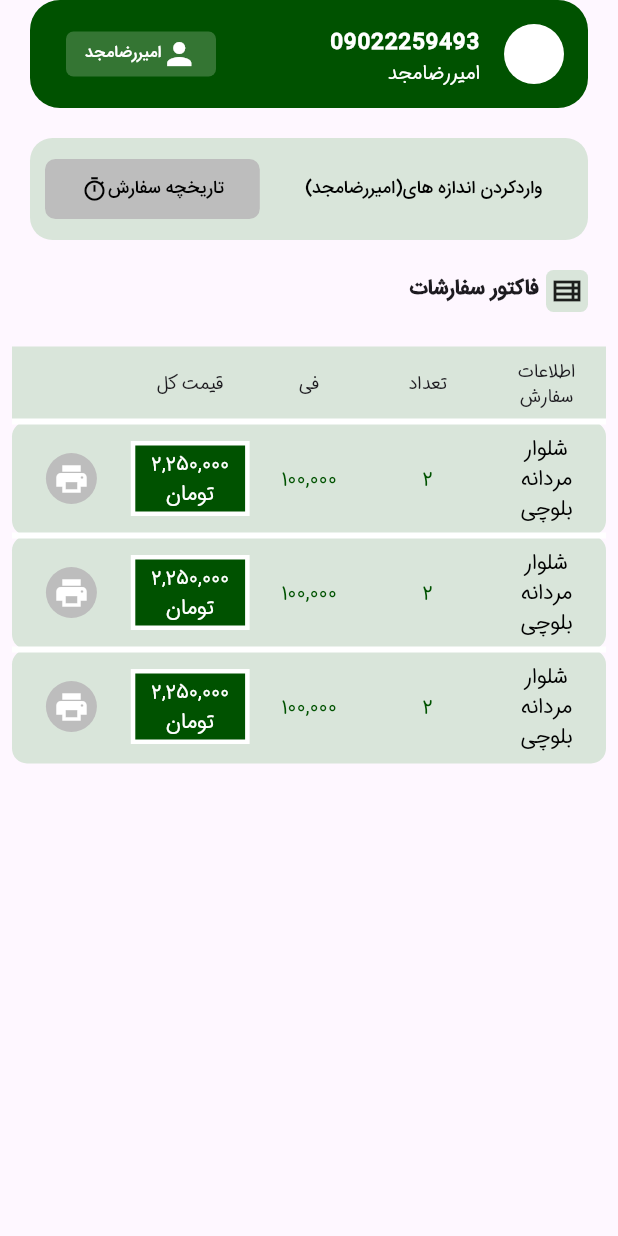
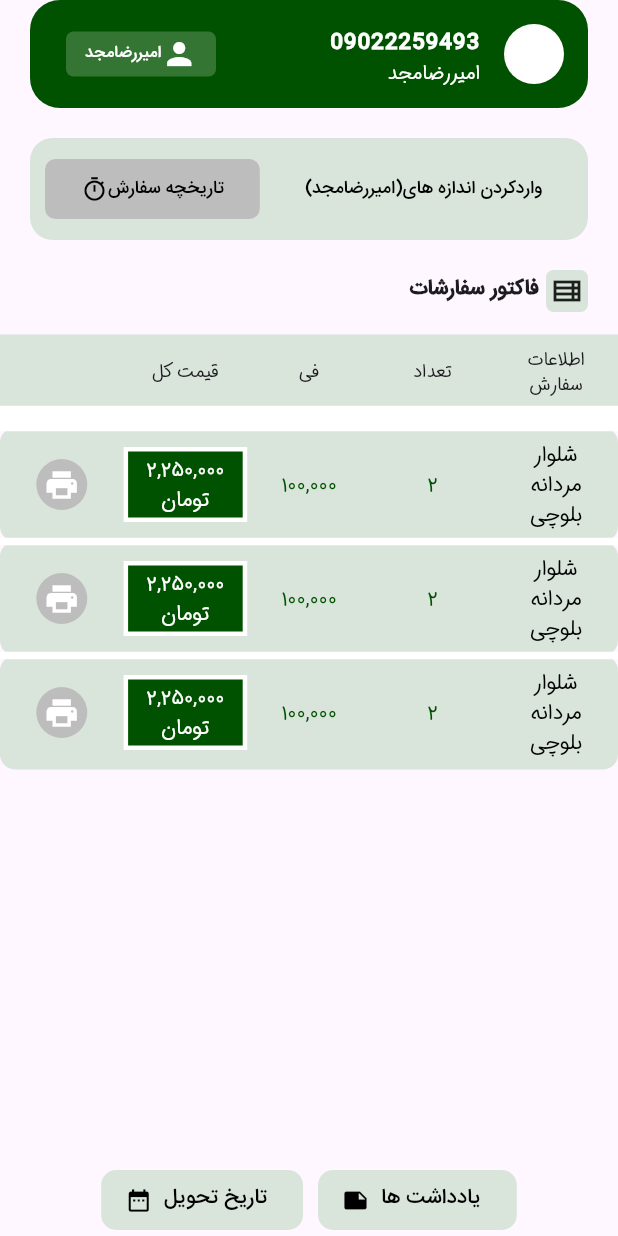
Before and after one commit to AliMotamedi7/shoonz-tailor, a Flutter app: the OrderRegistration screen opened by its route, on a phone screen of 412 x 824 dp. Run offline on Flutter 3.47's test engine with Material 3 defaults, Android fonts, the phone set to English and light mode, and no system bars; our stand-ins replace fl_chart, pinput.

Commit message:
adding two buttons

```diff
--- a/lib/pages/order_registration.dart
+++ b/lib/pages/order_registration.dart
@@ -57,6 +57,47 @@ class _OrderRegistrationState extends State<OrderRegistration> {
             height: 15,
           ),
           const OrderRegistrationTable(),
+          const Spacer(),
+          Row(
+            mainAxisAlignment: MainAxisAlignment.center,
+            children: [
+              ElevatedButton.icon(
+                style: ElevatedButton.styleFrom(
+                    elevation: 0,
+                    backgroundColor: const Color(0xffd9e5da),
+                    shape: RoundedRectangleBorder(
+                        borderRadius: BorderRadius.circular(10))),
+                onPressed: () {},
+                icon: const Icon(
+                  Icons.date_range,
+                  color: Colors.black,
+                ),
+                label: const Text(
+                  "تاریخ تحویل",
+                  style: TextStyle(color: Colors.black),
+                ),
+              ),
+              const SizedBox(
+                width: 10,
+              ),
+              ElevatedButton.icon(
+                style: ElevatedButton.styleFrom(
+                    elevation: 0,
+                    backgroundColor: const Color(0xffd9e5da),
+                    shape: RoundedRectangleBorder(
+                        borderRadius: BorderRadius.circular(10))),
+                onPressed: () {},
+                icon: const Icon(
+                  Icons.note,
+                  color: Colors.black,
+                ),
+                label: const Text(
+                  "یادداشت ها",
+                  style: TextStyle(color: Colors.black),
+                ),
+              ),
+            ],
+          ),
         ],
       )),
     );
--- a/lib/widgets/orderRegistrationWidgets/orde_registration_table.dart
+++ b/lib/widgets/orderRegistrationWidgets/orde_registration_table.dart
@@ -10,17 +10,15 @@ class OrderRegistrationTable extends StatefulWidget {
 class _OrderRegistrationTableState extends State<OrderRegistrationTable> {
   @override
   Widget build(BuildContext context) {
-    return Padding(
-      padding: const EdgeInsets.all(8.0),
-      child: Table(
-        border: const TableBorder(
-          horizontalInside: BorderSide(
-              style: BorderStyle.solid, color: Colors.white, width: 4),
+    return Table(
+      border: TableBorder(
+        horizontalInside:
+            BorderSide(style: BorderStyle.solid, width: 5, color: Colors.white),
         verticalInside: BorderSide(style: BorderStyle.none),
       ),
       textDirection: TextDirection.rtl,
       children: [
-          const TableRow(
+        TableRow(
             decoration: BoxDecoration(
               color: Color(0xffd9e5da),
             ),
@@ -74,11 +72,22 @@ class _OrderRegistrationTableState extends State<OrderRegistrationTable> {
         ...List.generate(
             3,
             (index) => TableRow(
+                  children: List.generate(
+                      5,
+                      (index) => TableCell(
+                              child: Text(
+                            "",
+                            style: TextStyle(fontSize: 3),
+                          ))),
+                )),
+        ...List.generate(
+            3,
+            (index) => TableRow(
                   decoration: BoxDecoration(
-                        color: const Color(0xffd9e5da),
+                      color: Color(0xffd9e5da),
                       borderRadius: BorderRadius.circular(10)),
                   children: [
-                      const TableCell(
+                    TableCell(
                       verticalAlignment: TableCellVerticalAlignment.middle,
                       child: Padding(
                         padding: EdgeInsets.all(8.0),
@@ -92,7 +101,7 @@ class _OrderRegistrationTableState extends State<OrderRegistrationTable> {
                         ),
                       ),
                     ),
-                      const TableCell(
+                    TableCell(
                       verticalAlignment: TableCellVerticalAlignment.middle,
                       child: Padding(
                         padding: EdgeInsets.all(8.0),
@@ -106,7 +115,7 @@ class _OrderRegistrationTableState extends State<OrderRegistrationTable> {
                         ),
                       ),
                     ),
-                      const TableCell(
+                    TableCell(
                       verticalAlignment: TableCellVerticalAlignment.middle,
                       child: Padding(
                         padding: EdgeInsets.all(8.0),
@@ -124,12 +133,12 @@ class _OrderRegistrationTableState extends State<OrderRegistrationTable> {
                       verticalAlignment: TableCellVerticalAlignment.middle,
                       child: Container(
                         alignment: Alignment.center,
-                          padding: const EdgeInsets.all(2),
+                        padding: EdgeInsets.all(2),
                         decoration: BoxDecoration(
-                            color: const Color(0xff005200),
+                          color: Color(0xff005200),
                           border: Border.all(color: Colors.white, width: 3),
                         ),
-                          child: const Text(
+                        child: Text(
                           "۲,۲۵۰,۰۰۰ تومان",
                           textAlign: TextAlign.center,
                           textDirection: TextDirection.rtl,
@@ -145,7 +154,7 @@ class _OrderRegistrationTableState extends State<OrderRegistrationTable> {
                         padding: EdgeInsets.all(5),
                         decoration: BoxDecoration(
                             color: Colors.grey[400], shape: BoxShape.circle),
-                          child: const Icon(
+                        child: Icon(
                           Icons.print,
                           color: Colors.white,
                         ),
@@ -154,7 +163,6 @@ class _OrderRegistrationTableState extends State<OrderRegistrationTable> {
                   ],
                 )),
       ],
-      ),
     );
   }
 }
```
Lines whose indentation alone changed are shown as unchanged.
